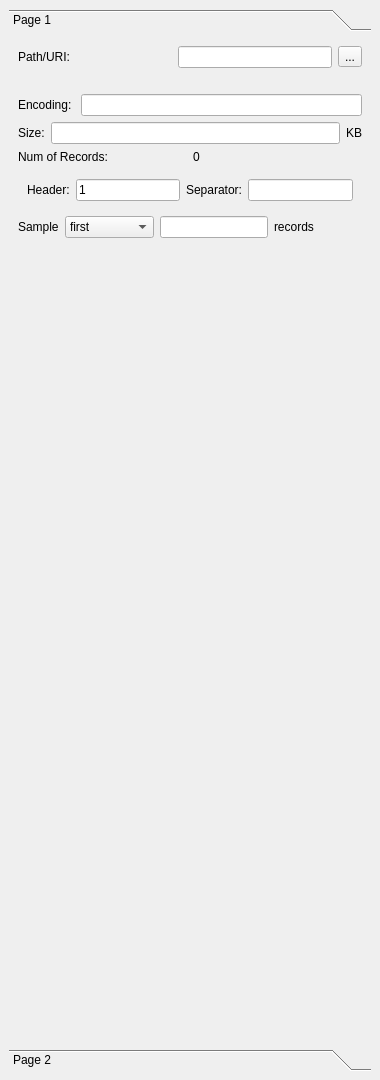
This is resources/ui/settings_functions_stacked_widget.ui in Shawn91/vpandas as Qt 5 draws it before an edit. The edited form follows.
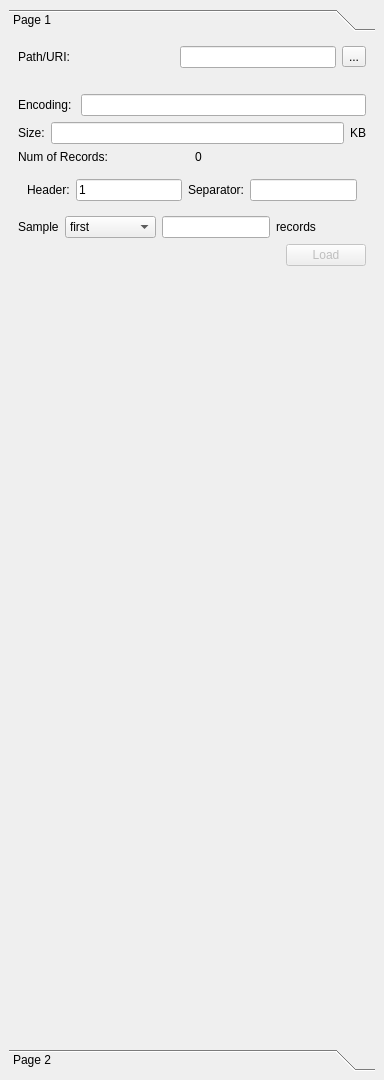
This is the edited form.

Commit message: finish data table reading

Patch:
```diff
--- a/resources/ui/settings_functions_stacked_widget.ui
+++ b/resources/ui/settings_functions_stacked_widget.ui
@@ -6,7 +6,7 @@
    <rect>
     <x>0</x>
     <y>0</y>
-    <width>380</width>
+    <width>384</width>
     <height>1080</height>
    </rect>
   </property>
@@ -37,7 +37,7 @@
         <rect>
          <x>0</x>
          <y>0</y>
-         <width>358</width>
+         <width>362</width>
          <height>996</height>
         </rect>
        </property>
@@ -279,6 +279,33 @@
           </item>
          </layout>
         </item>
+        <item>
+         <layout class="QHBoxLayout" name="horizontalLayout_6">
+          <item>
+           <spacer name="horizontalSpacer">
+            <property name="orientation">
+             <enum>Qt::Horizontal</enum>
+            </property>
+            <property name="sizeHint" stdset="0">
+             <size>
+              <width>40</width>
+              <height>20</height>
+             </size>
+            </property>
+           </spacer>
+          </item>
+          <item>
+           <widget class="QPushButton" name="load_data_btn">
+            <property name="enabled">
+             <bool>false</bool>
+            </property>
+            <property name="text">
+             <string>Load</string>
+            </property>
+           </widget>
+          </item>
+         </layout>
+        </item>
         <item>
          <spacer name="verticalSpacer">
           <property name="orientation">
```
Left out of the diff: 30 changed lines with no effect on the pictures. The commit also changes 14 other files.
